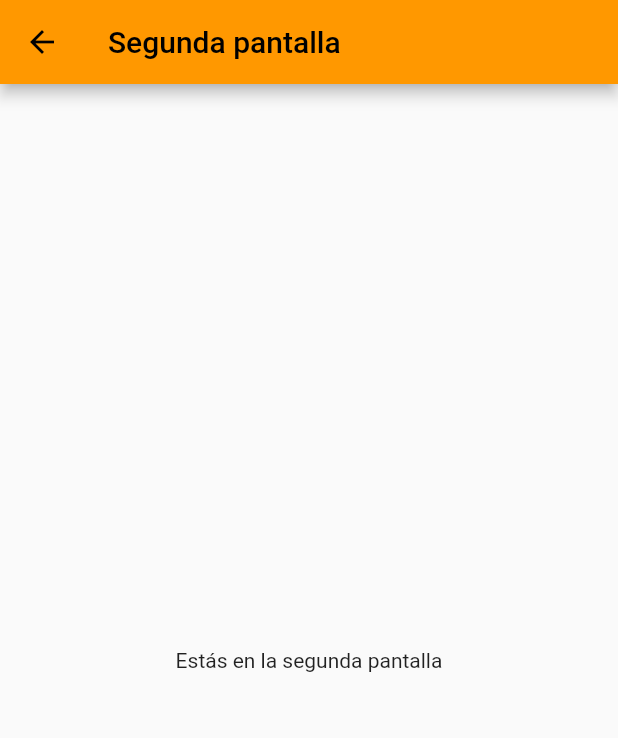
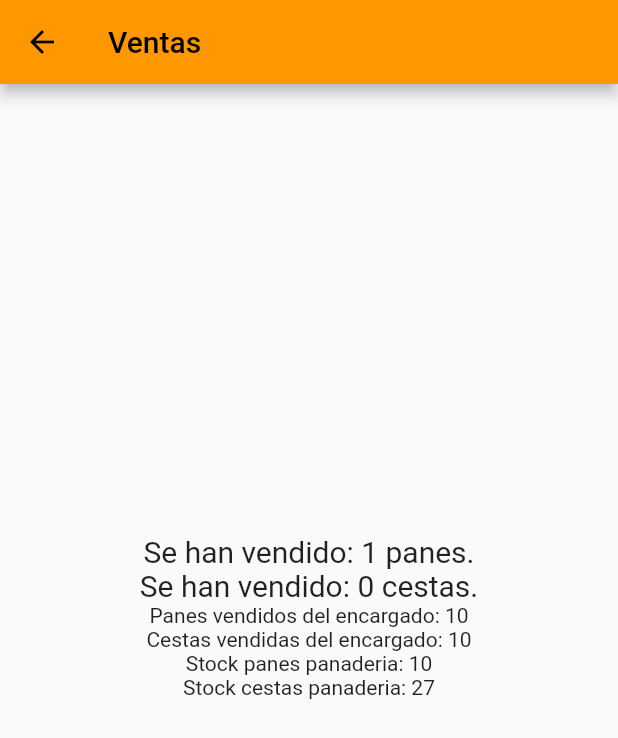
Before and after one commit to anlop31/pr2ds, a Flutter app: the screen it shows after launch, after a tap on the "add" icon, after a tap on "Comprar", on a phone screen of 412 x 824 dp. Shown: the top 738 px of the screen. Run offline on Flutter 3.47's test engine with Material 2 defaults, Android fonts, the phone set to English and light mode, and no system bars.

Commit message:
Panaderia, encargado y analista
Pruebas con la panaderia, pero no actualiza los valores.

```diff
--- a/lib/Encargado.dart
+++ b/lib/Encargado.dart
@@ -42,6 +42,19 @@ class Encargado implements Observer<Panaderia> {
         print(_mensajeCompuestos);
     }
 
+    int getNSimples(){
+        return _nSimples;
+    }
+    int getNCompuestos(){
+        return _nCompuestos;
+    }
+    int getSimplesVendidos(){
+        return _simplesVendidos;
+    }
+    int getCompuestosVendidos(){
+        return _compuestosVendidos;
+    }
+
     String getStock(){
         return ("Supervisor --> " + _mensajeSimples + _mensajeCompuestos);
     }
--- a/lib/main.dart
+++ b/lib/main.dart
@@ -91,17 +91,27 @@ class _MyHomePageState extends State<MyHomePage> {
   int _counterCestas = 0;
   double _precioPan = 0.70;
   double _precioCesta = 3.5;
-  double _totalPanes = 0;
-  double _totalCestas = 0;
-  double _dinero = 50;
+  double _totalPrecioPanes = 0; // dinero a gastar en panes
+  double _totalPrecioCestas = 0; // dinero a gastar en cestas
+  double _dinero = 50; // dinero del que dispone el cliente
   double _stockPanes = 10;
   double _stockCestas = 10;
+  double _stockPanesInicial = 10;
+  double _stockCestasInicial = 10;
+
+  Encargado encargado = new Encargado();
+  Analista analista = new Analista();
+  Panaderia panaderia = new Panaderia();
+
+  _MyHomePageState(){
+    panaderia.inicializarProductos();
+  }
 
   void _incrementCounterPanes() {
     setState(() {
       if (_counterPanes < _stockPanes && (_dinero - _precioPan) > 0) {
         _counterPanes++;
-        _totalPanes = _totalPanes + _precioPan;
+        _totalPrecioPanes = _totalPrecioPanes + _precioPan;
         _dinero = _dinero - _precioPan;
       }
     });
@@ -110,7 +120,7 @@ class _MyHomePageState extends State<MyHomePage> {
     setState(() {
       if (_counterPanes > 0) {
         _counterPanes--;
-        _totalPanes = _totalPanes - _precioPan;
+        _totalPrecioPanes = _totalPrecioPanes - _precioPan;
         _dinero = _dinero + _precioPan;
       }
     });
@@ -120,7 +130,7 @@ class _MyHomePageState extends State<MyHomePage> {
     setState(() {
       if (_counterCestas < _stockCestas && (_dinero - _precioCesta) > 0) {
         _counterCestas++;
-        _totalCestas = _totalCestas + _precioCesta;
+        _totalPrecioCestas = _totalPrecioCestas + _precioCesta;
         _dinero = _dinero - _precioCesta;
       }
     });
@@ -129,7 +139,7 @@ class _MyHomePageState extends State<MyHomePage> {
     setState(() {
       if (_counterCestas > 0) {
         _counterCestas--;
-        _totalCestas = _totalCestas - _precioCesta;
+        _totalPrecioCestas = _totalPrecioCestas - _precioCesta;
         _dinero = _dinero + _precioCesta;
       }
     });
@@ -139,13 +149,50 @@ class _MyHomePageState extends State<MyHomePage> {
     print("hola");
     _stockPanes = _stockPanes - _counterPanes;
     _counterPanes = 0;
-    _totalPanes = 0;
+    _totalPrecioPanes = 0;
+
+    panaderia.venderSimple(_counterPanes);
+    encargado.update(panaderia);
   }
 
   void _updateStockCestas(){
     _stockCestas = _stockCestas - _counterCestas;
     _counterCestas = 0;
-    _totalCestas = 0;
+    _totalPrecioCestas = 0;
+
+    panaderia.venderCompuesto(_counterCestas);
+    encargado.update(panaderia);
+  }
+
+  double getStockPanes(){
+    return _stockPanes;
+  }
+
+  double getStockCestas(){
+    return _stockCestas;
+  }
+
+  double getStockInicialPanes(){
+    return _stockPanesInicial;
+  }
+
+  double getStockInicialCestas(){
+    return _stockCestasInicial;
+  }
+
+  int getStockPanesEncargado(){
+    return encargado.getNSimples();
+  }
+  int getStockCestasEncargado(){
+    return encargado.getNSimples();
+  }
+
+  int getPanesPanaderia(){
+    return panaderia.getNSimples();
+  }
+
+  int getCestasPanaderia(){
+    return panaderia.getNCompuestos();
   }
 
   @override
@@ -198,7 +245,7 @@ class _MyHomePageState extends State<MyHomePage> {
                 ),
                 SizedBox(height: 15,),
                 Text(
-                  'Total euros: ' + _totalPanes.toString() + '€',
+                  'Total euros: ' + _totalPrecioPanes.toString() + '€',
                   style: TextStyle(
                     fontSize: 20.0,
                   ),
@@ -241,7 +288,7 @@ class _MyHomePageState extends State<MyHomePage> {
                 ),
                 SizedBox(height: 15,),
                 Text(
-                  'Total euros: ' + _totalCestas.toString() + '€',
+                  'Total euros: ' + _totalPrecioCestas.toString() + '€',
                   style: TextStyle(
                     fontSize: 20.0,
                   ),
@@ -261,7 +308,7 @@ class _MyHomePageState extends State<MyHomePage> {
                     _updateStockCestas();
                     Navigator.push(
                       context,
-                      MaterialPageRoute(builder: (context) => SecondScreen()),
+                      MaterialPageRoute(builder: (context) => SecondScreen(myHome: this)),
                     );
                   },
                   child: Text('Comprar'),
@@ -280,14 +327,47 @@ class _MyHomePageState extends State<MyHomePage> {
 }
 
 class SecondScreen extends StatelessWidget {
+  final _MyHomePageState myHome;
+  // final double stockPanes;
+
+  SecondScreen({required this.myHome});
+
   @override
   Widget build(BuildContext context) {
     return Scaffold(
       appBar: AppBar(
-        title: Text('Segunda pantalla'),
+        title: Text('Ventas'),
       ),
       body: Center(
-        child: Text('Estás en la segunda pantalla'),
+        child: Column(
+          children: [
+            SizedBox(height: 300,),
+            Text(
+              'Se han vendido: ' + ( (myHome.getStockInicialPanes() - myHome.getStockPanes()).toInt() ).toString() + ' panes.',
+              style: TextStyle(
+                fontSize: 20.0,
+              ),
+            ),
+            Text(
+              'Se han vendido: ' + ( (myHome.getStockInicialPanes() - myHome.getStockCestas()).toInt() ).toString() + ' cestas.',
+              style: TextStyle(
+                fontSize: 20.0,
+              ),
+            ),
+            Text(
+              'Panes vendidos del encargado: ' + ( myHome.getStockPanesEncargado() ).toString()
+            ),
+            Text(
+                'Cestas vendidas del encargado: ' + ( myHome.getStockCestasEncargado() ).toString()
+            ),
+            Text(
+                'Stock panes panaderia: ' + ( myHome.getPanesPanaderia() ).toString()
+            ),
+            Text(
+                'Stock cestas panaderia: ' + ( myHome.getCestasPanaderia() ).toString()
+            ),
+          ],
+        ),
       ),
     );
   }
```
